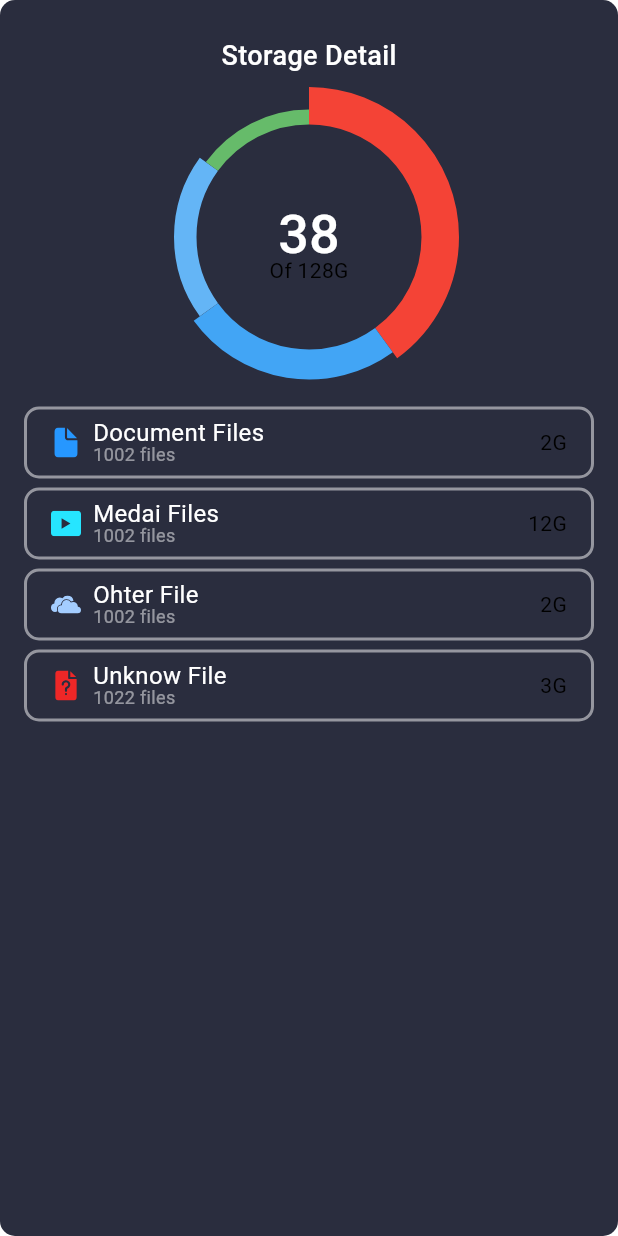
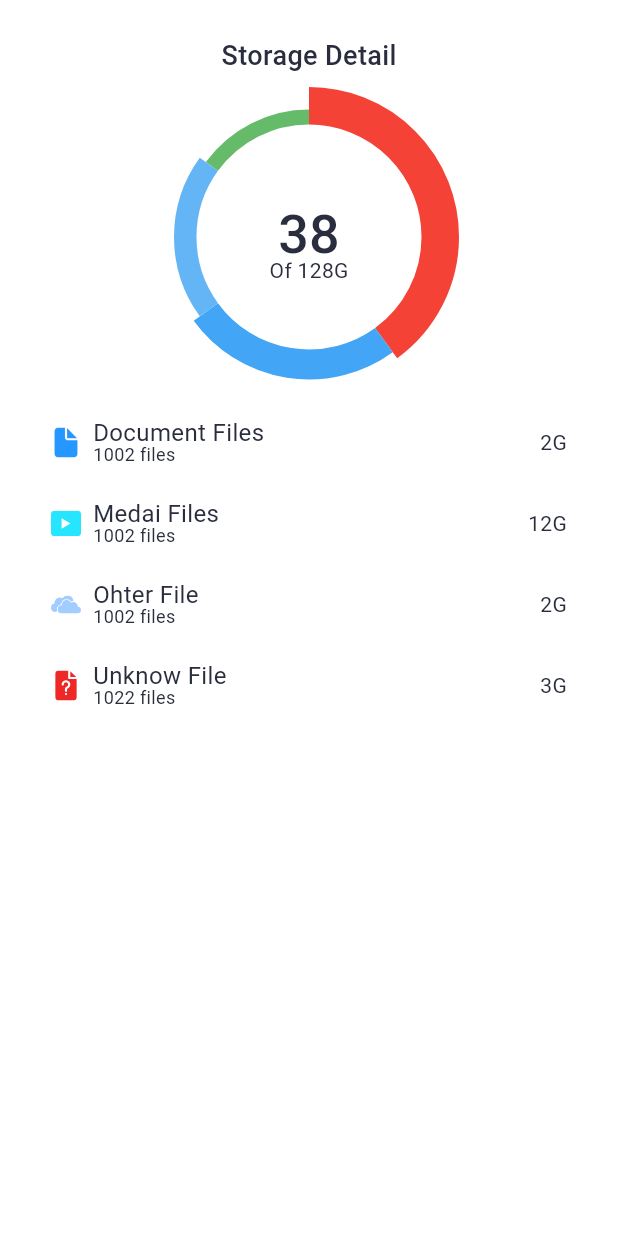
Before and after one commit to Chhinvanchhai/reanban, a Flutter app: the StorageDetail widget shown alone on an empty page, opened directly, on a phone screen of 412 x 824 dp. Run offline on Flutter 3.47's test engine with Material 2 defaults, Android fonts, the phone set to English and light mode, and no system bars; drawn by our look-alikes of fl_chart; our stand-ins replace flutter_svg, get; missing offline and left inert: responsive_ui, window_manager; network calls fail; statements that could not run were skipped; project files that could hold a hidden picture were left out.

Commit message:
customer color theme by dart and light

```diff
--- a/lib/screens/about.dart
+++ b/lib/screens/about.dart
@@ -7,9 +7,6 @@
   @override
   Widget build(BuildContext context) {
     return Scaffold(
-      appBar: AppBar(
-        title: Text('about'.tr),
-      ),
       body: Container(
         child: Text('about'.tr),
       ),
--- a/lib/screens/dashboard/components/chart.dart
+++ b/lib/screens/dashboard/components/chart.dart
@@ -25,10 +25,10 @@
                   height: defaultPadding,
                 ),
                 Text("38",
-                    style: Theme.of(context).textTheme.headline3?.copyWith(
-                        color: Colors.white,
-                        fontWeight: FontWeight.w500,
-                        height: 0.8)),
+                    style: Theme.of(context)
+                        .textTheme
+                        .headline3
+                        ?.copyWith(fontWeight: FontWeight.w500, height: 0.8)),
                 Text('Of 128G')
               ],
             ),
--- a/lib/screens/dashboard/components/storage_details.dart
+++ b/lib/screens/dashboard/components/storage_details.dart
@@ -14,7 +14,6 @@
     return Container(
       padding: const EdgeInsets.all(defaultPadding),
       decoration: const BoxDecoration(
-          color: secondaryColor,
           borderRadius: BorderRadius.all(Radius.circular(10))),
       child: Column(
         children: const [
@@ -25,7 +24,6 @@
               style: TextStyle(
                 fontWeight: FontWeight.w500,
                 fontSize: 18.0,
-                color: Colors.white,
               ),
             ),
           ),
--- a/lib/screens/dashboard/components/storage_info_card.dart
+++ b/lib/screens/dashboard/components/storage_info_card.dart
@@ -41,17 +41,13 @@
                       title,
                       maxLines: 1,
                       overflow: TextOverflow.ellipsis,
-                      style: TextStyle(
-                          color: Colors.white, fontSize: 16, height: 1),
+                      style: TextStyle(fontSize: 16, height: 1),
                     ),
                     Text(
                       amountFile,
                       maxLines: 1,
                       overflow: TextOverflow.ellipsis,
-                      style: TextStyle(
-                          color: Colors.white.withOpacity(0.5),
-                          fontSize: 12,
-                          height: 1),
+                      style: TextStyle(fontSize: 12, height: 1),
                     )
                   ]),
             ),
--- a/lib/screens/guide.dart
+++ b/lib/screens/guide.dart
@@ -10,9 +10,6 @@
   Widget build(BuildContext context) {
     final _controller = TextEditingController();
     return Scaffold(
-        appBar: AppBar(
-          title: Text('GetX Todo List'),
-        ),
         floatingActionButton: FloatingActionButton(
           heroTag: "btn1",
           child: Icon(Icons.add),
--- a/lib/screens/profile.dart
+++ b/lib/screens/profile.dart
@@ -7,9 +7,6 @@
   @override
   Widget build(BuildContext context) {
     return Scaffold(
-      appBar: AppBar(
-        title: Text('profile'.tr),
-      ),
       body: Container(
         child: Text('profile'.tr),
       ),
--- a/lib/themes/themes.dart
+++ b/lib/themes/themes.dart
@@ -5,17 +5,37 @@
   static ThemeData lightTheme = ThemeData(
       useMaterial3: true,
       scaffoldBackgroundColor: Colors.white,
-      colorScheme: ColorScheme.light()
-          .copyWith(background: bgLight, onBackground: Colors.white),
-      appBarTheme: AppBarTheme(
+      textTheme: const TextTheme(
+          bodyLarge: TextStyle(color: secondaryColor),
+          bodyMedium: TextStyle(color: secondaryColor),
+          bodySmall: TextStyle(color: secondaryColor),
+          displaySmall: TextStyle(color: secondaryColor),
+          displayMedium: TextStyle(color: secondaryColor),
+          displayLarge: TextStyle(color: secondaryColor)),
+      colorScheme: const ColorScheme.light().copyWith(
+          primary: const Color.fromARGB(255, 47, 74, 109),
+          secondary: const Color.fromARGB(255, 225, 225, 226),
+          background: bgLight,
+          onBackground: Colors.white),
+      appBarTheme: const AppBarTheme(
         backgroundColor: Colors.blue,
       ));
 
   static ThemeData darkTheme = ThemeData(
       useMaterial3: true,
       scaffoldBackgroundColor: Colors.black,
-      colorScheme: ColorScheme.dark(),
-      appBarTheme: AppBarTheme(
+      colorScheme: const ColorScheme.dark().copyWith(
+          secondary: const Color(0xFF101427),
+          primary: Color.fromARGB(255, 168, 167, 167),
+          onBackground: bgDark),
+      textTheme: const TextTheme(
+          bodyLarge: TextStyle(color: Colors.white),
+          bodyMedium: TextStyle(color: Colors.white),
+          bodySmall: TextStyle(color: Colors.white),
+          displaySmall: TextStyle(color: Colors.white),
+          displayMedium: TextStyle(color: Colors.white),
+          displayLarge: TextStyle(color: Colors.white)),
+      appBarTheme: const AppBarTheme(
         backgroundColor: Colors.black,
       ));
 }
```
Also changed, not shown: lib/screens/dashboard/components/storage_info_card copy.dart (deleted, +0 -64 lines), lib/screens/dashboard/dashboard_screen.dart (+11 -5 lines), 1 other file.
